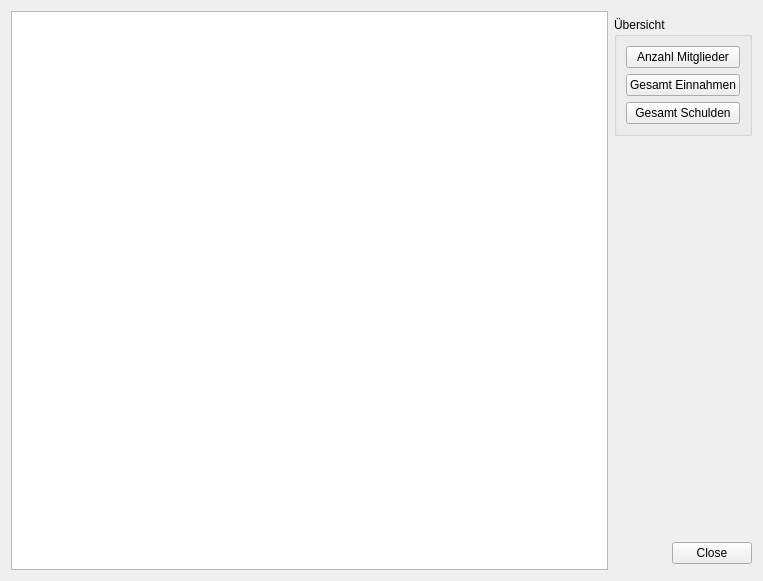
First picture: the form in gui-Qt/src/SummaryWindow.ui, repository Bjoe/member-manager, before the edit.
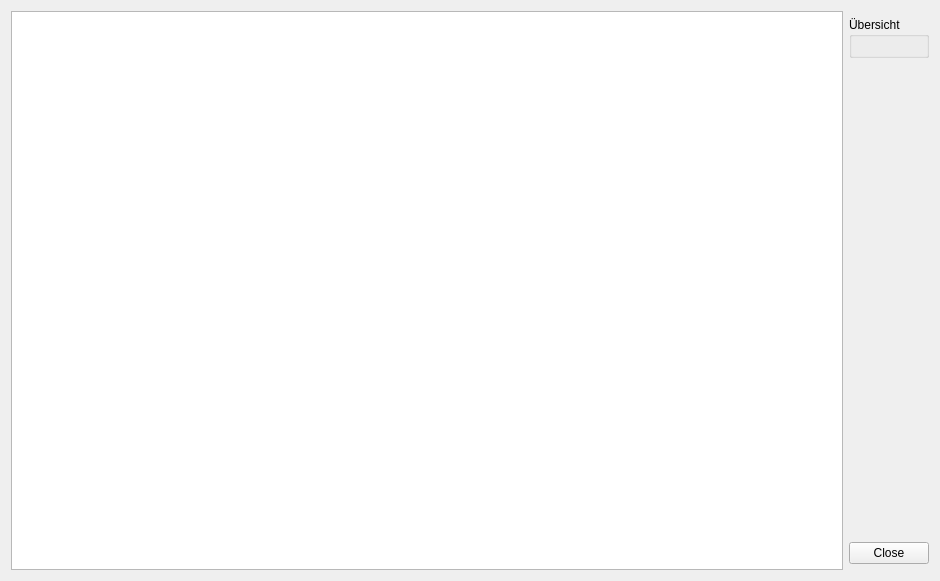
Second picture: the form after the edit.

Commit message: Summary Windows hinzugefuegt.

Patch:
```diff
--- a/gui-Qt/src/SummaryWindow.ui
+++ b/gui-Qt/src/SummaryWindow.ui
@@ -6,7 +6,7 @@
    <rect>
     <x>0</x>
     <y>0</y>
-    <width>763</width>
+    <width>940</width>
     <height>581</height>
    </rect>
   </property>
@@ -67,47 +67,7 @@
      <property name="title">
       <string>Übersicht</string>
      </property>
-     <layout class="QVBoxLayout" name="verticalLayout">
-      <item>
-       <widget class="QPushButton" name="countMemberButton">
-        <property name="sizePolicy">
-         <sizepolicy hsizetype="Expanding" vsizetype="Fixed">
-          <horstretch>0</horstretch>
-          <verstretch>0</verstretch>
-         </sizepolicy>
-        </property>
-        <property name="text">
-         <string>Anzahl Mitglieder</string>
-        </property>
-       </widget>
-      </item>
-      <item>
-       <widget class="QPushButton" name="cashSumButton">
-        <property name="sizePolicy">
-         <sizepolicy hsizetype="Fixed" vsizetype="Fixed">
-          <horstretch>0</horstretch>
-          <verstretch>0</verstretch>
-         </sizepolicy>
-        </property>
-        <property name="text">
-         <string>Gesamt Einnahmen</string>
-        </property>
-       </widget>
-      </item>
-      <item>
-       <widget class="QPushButton" name="debitSumButton">
-        <property name="sizePolicy">
-         <sizepolicy hsizetype="Expanding" vsizetype="Fixed">
-          <horstretch>0</horstretch>
-          <verstretch>0</verstretch>
-         </sizepolicy>
-        </property>
-        <property name="text">
-         <string>Gesamt Schulden</string>
-        </property>
-       </widget>
-      </item>
-     </layout>
+     <layout class="QVBoxLayout" name="verticalLayout"/>
     </widget>
    </item>
   </layout>
```
The commit also changes 22 other files.
